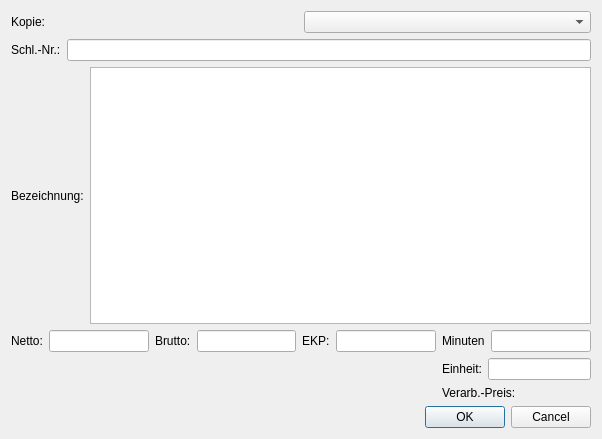
Before: the Qt Designer form form/material_page.ui in romanweissflog/FAKT, drawn with Qt 5.
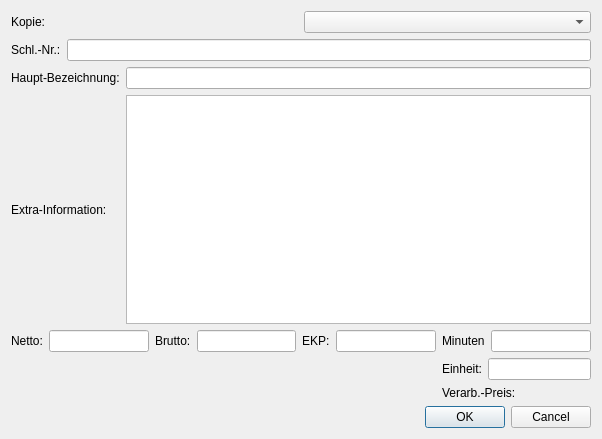
After: the same form once the commit is applied. Custom widgets are drawn as their Qt base class.

The edit to the form file:
```diff
--- a/form/material_page.ui
+++ b/form/material_page.ui
@@ -43,15 +43,25 @@
     </layout>
    </item>
    <item>
-    <layout class="QHBoxLayout" name="horizontalLayout_2">
-     <item>
+    <layout class="QGridLayout" name="gridLayout_2">
+     <item row="0" column="0">
+      <widget class="QLabel" name="label_5">
+       <property name="text">
+        <string>Haupt-Bezeichnung:</string>
+       </property>
+      </widget>
+     </item>
+     <item row="0" column="1">
+      <widget class="QLineEdit" name="editMainDescription"/>
+     </item>
+     <item row="1" column="0">
       <widget class="QLabel" name="label_2">
        <property name="text">
-        <string>Bezeichnung:</string>
+        <string>Extra-Information:</string>
        </property>
       </widget>
      </item>
-     <item>
+     <item row="1" column="1">
       <widget class="PageTextEdit" name="editDescr">
        <property name="tabChangesFocus">
         <bool>true</bool>
```
Left out of the diff: 1 changed line with no effect on the pictures.
